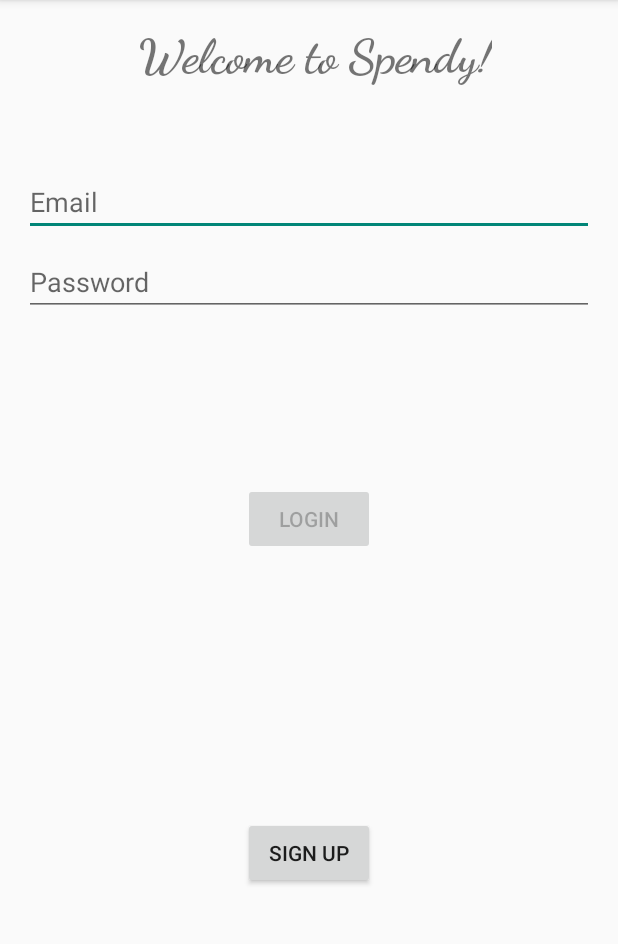
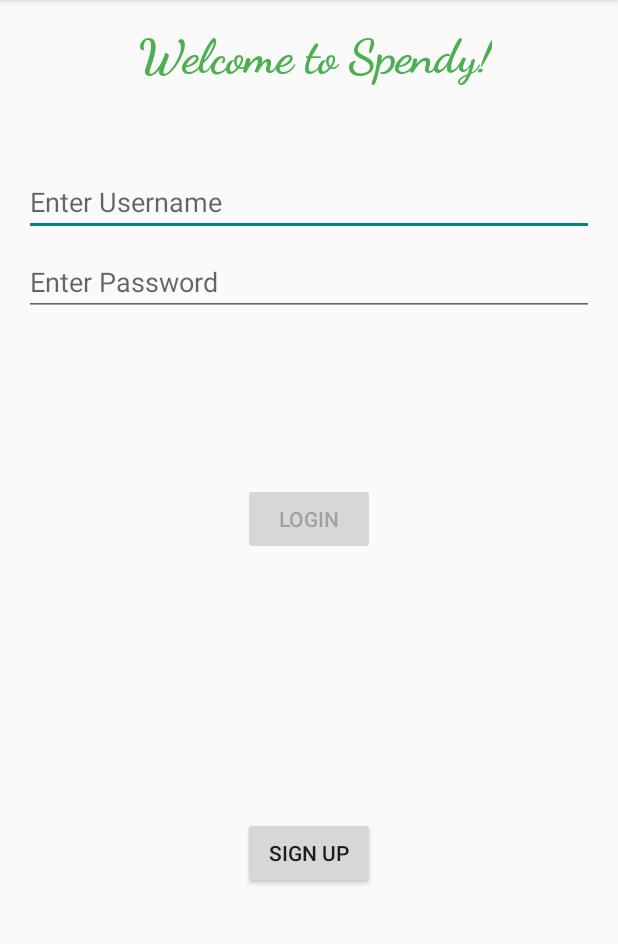
Before and after one commit to AiyappaND/SpendyBuddy, an Android app: the screen it shows after launch (LoginActivity), on a phone screen of 412 x 824 dp, the part 84-1028 px from its top. Run offline under Robolectric (Android 15) with nearby library versions, the light colour scheme and no system bars; our stand-ins replace Firebase (no records; nobody signed in at launch, a user with empty details on screens opened directly).

Commit message:
Added extra validations for signup/login. Changed app theme(feel free to revert) Added done action for transaction description key

```diff
--- a/app/src/main/res/layout/activity_login.xml
+++ b/app/src/main/res/layout/activity_login.xml
@@ -17,8 +17,8 @@
         android:layout_height="wrap_content"
         android:fontFamily="cursive"
         android:gravity="fill"
-        android:shadowColor="#3F51B5"
         android:text="Welcome to Spendy!"
+        android:textColor="#4CAF50"
         android:textSize="32sp"
         android:textStyle="bold"
         app:layout_constraintBottom_toBottomOf="parent"
@@ -62,11 +62,12 @@
         android:layout_marginTop="16dp"
         android:layout_marginBottom="64dp"
         android:enabled="false"
+        android:shadowColor="#4CAF50"
         android:text="@string/action_sign_in"
+        app:layout_constraintBottom_toTopOf="@+id/signup"
         app:layout_constraintEnd_toEndOf="parent"
         app:layout_constraintStart_toStartOf="parent"
         app:layout_constraintTop_toBottomOf="@+id/password"
-        app:layout_constraintBottom_toTopOf="@+id/signup"
         app:layout_constraintVertical_bias="0.2" />
 
     <Button
@@ -76,6 +77,7 @@
         android:layout_gravity="start"
         android:layout_marginTop="16dp"
         android:layout_marginBottom="64dp"
+        android:shadowColor="#4CAF50"
         android:text="@string/action_sign_up"
         app:layout_constraintBottom_toBottomOf="parent"
         app:layout_constraintEnd_toEndOf="parent"
--- a/app/src/main/res/layout/activity_transaction.xml
+++ b/app/src/main/res/layout/activity_transaction.xml
@@ -168,6 +168,8 @@
         android:layout_marginTop="210dp"
         android:textColor="#36BFAF"
         android:hint="@string/enter_note_hint"
+        android:imeOptions="actionDone"
+        android:inputType="text"
         app:layout_constraintBottom_toBottomOf="parent"
         app:layout_constraintEnd_toEndOf="parent"
         app:layout_constraintHorizontal_bias="0.5"
--- a/app/src/main/res/layout/signup.xml
+++ b/app/src/main/res/layout/signup.xml
@@ -12,8 +12,8 @@
         android:layout_height="wrap_content"
         android:fontFamily="cursive"
         android:gravity="fill"
-        android:shadowColor="#3F51B5"
         android:text="Welcome to Spendy!"
+        android:textColor="#4CAF50"
         android:textSize="32sp"
         android:textStyle="bold"
         app:layout_constraintBottom_toBottomOf="parent"
--- a/app/src/main/res/values/strings.xml
+++ b/app/src/main/res/values/strings.xml
@@ -1,8 +1,8 @@
 <resources>
     <string name="app_name">Spendy Buddy</string>
     <!-- Strings related to login -->
-    <string name="prompt_email">Email</string>
-    <string name="prompt_password">Password</string>
+    <string name="prompt_email">Enter Username</string>
+    <string name="prompt_password">Enter Password</string>
     <string name="action_sign_in">Login</string>
     <string name="action_sign_in_short">Sign in</string>
     <string name="action_sign_up">Sign up</string>
```
Also changed, not shown: app/src/main/AndroidManifest.xml (+3 -5 lines), app/src/main/java/com/example/spendybuddy/LandingPageActivity.java (+20 -0 lines), app/src/main/java/com/example/spendybuddy/ui/login/LoginViewModel.java (+7 -5 lines), app/src/main/java/com/example/spendybuddy/ui/signup/SignupActivity.java (+43 -7 lines).
